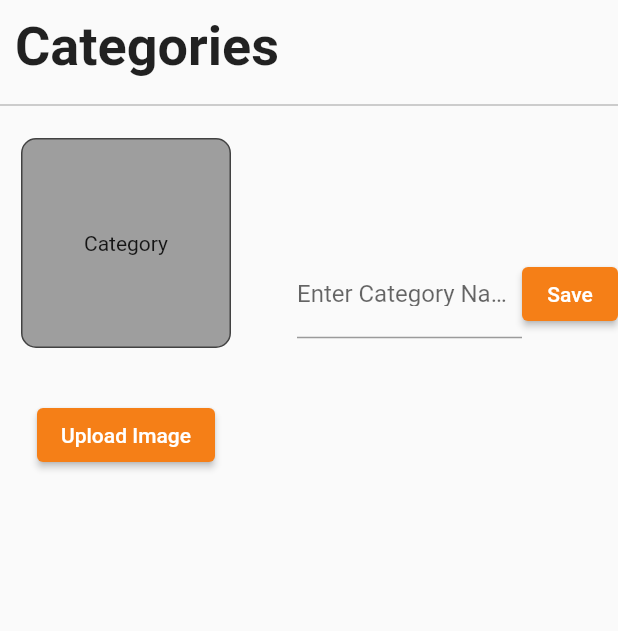
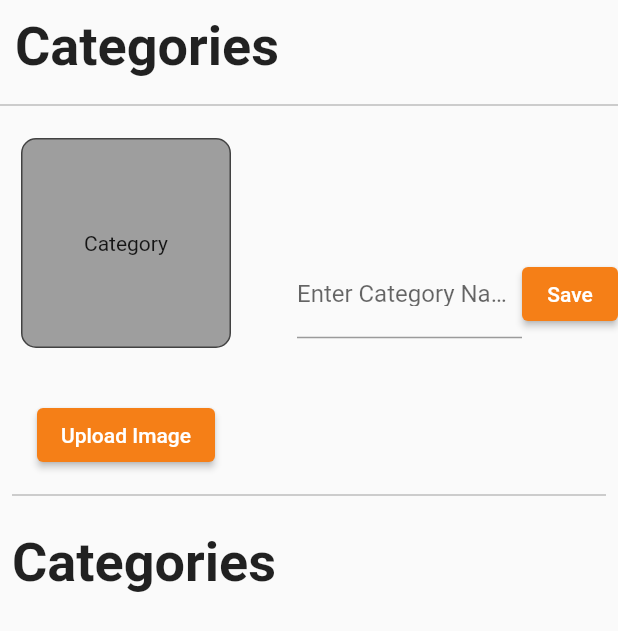
Before and after one commit to MohamedAhmedSD/multi_vendor_admain_panel, a Flutter app: the CategoriesScreen widget shown alone on an empty page, opened directly, on a phone screen of 412 x 824 dp. Shown: the top 631 px of the screen. Run offline on Flutter 3.47's test engine with Material 2 defaults, Android fonts, the phone set to English and light mode, and no system bars; our stand-ins replace cloud_firestore, file_picker, firebase_core, firebase_storage, flutter_easyloading; missing offline and left inert: flutter_admin_scaffold; accounts and stored records are empty.

Commit message:
reset TFF && dividor

```diff
--- a/lib/views/screens/side_bar_screens/categories_screen.dart
+++ b/lib/views/screens/side_bar_screens/categories_screen.dart
@@ -37,7 +37,10 @@ class _CategoriesScreenState extends State<CategoriesScreen> {
         'categoryName': categoryName,
       }).whenComplete(() => EasyLoading.dismiss());
       setState(() {
+        //!reset image
         _image = null;
+        //! reset TFF
+        _formKey.currentState!.reset();
       });
     } else {
       print("o Bad Guy");
@@ -178,7 +181,24 @@ class _CategoriesScreenState extends State<CategoriesScreen> {
                   child: Text("Save"),
                 ),
               ],
-            )
+            ),
+            //! add dividor
+            Padding(
+              padding: const EdgeInsets.all(8.0),
+              child: Divider(
+                color: Colors.grey,
+              ),
+            ),
+            Padding(
+              padding: const EdgeInsets.all(8.0),
+              child: Container(
+                alignment: Alignment.topLeft,
+                child: Text(
+                  "Categories",
+                  style: TextStyle(fontSize: 36, fontWeight: FontWeight.bold),
+                ),
+              ),
+            ),
           ],
         ),
       ),
```
